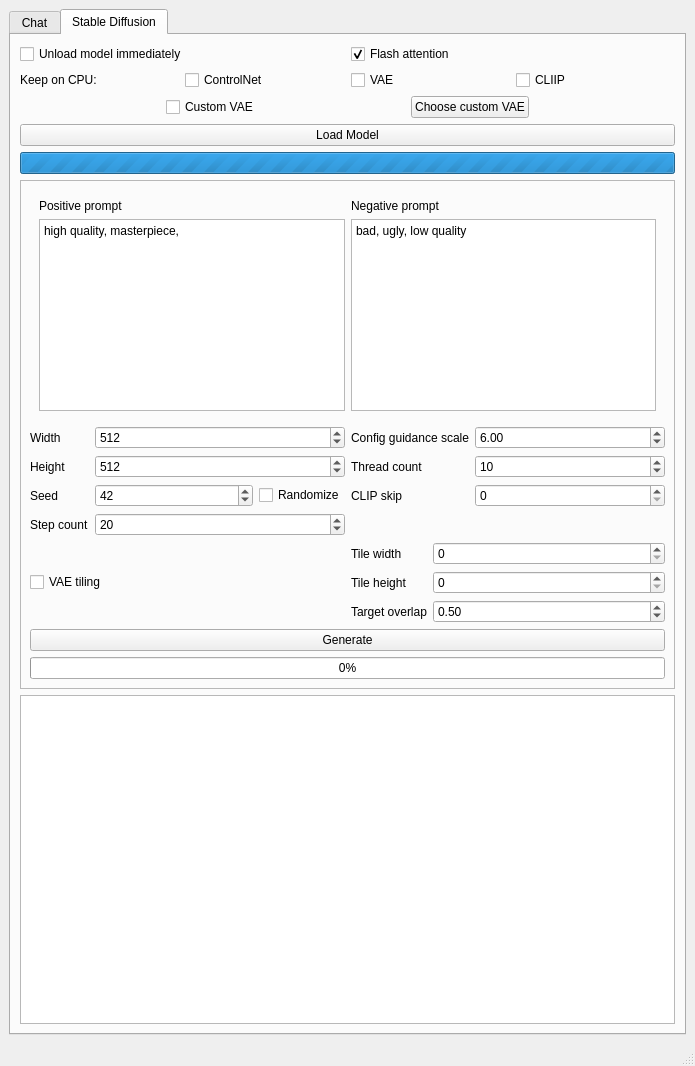
Above: AIOneQTWidgets/mainwindow.ui from Iemand005/Singularity before the change. Below: the same form after it.
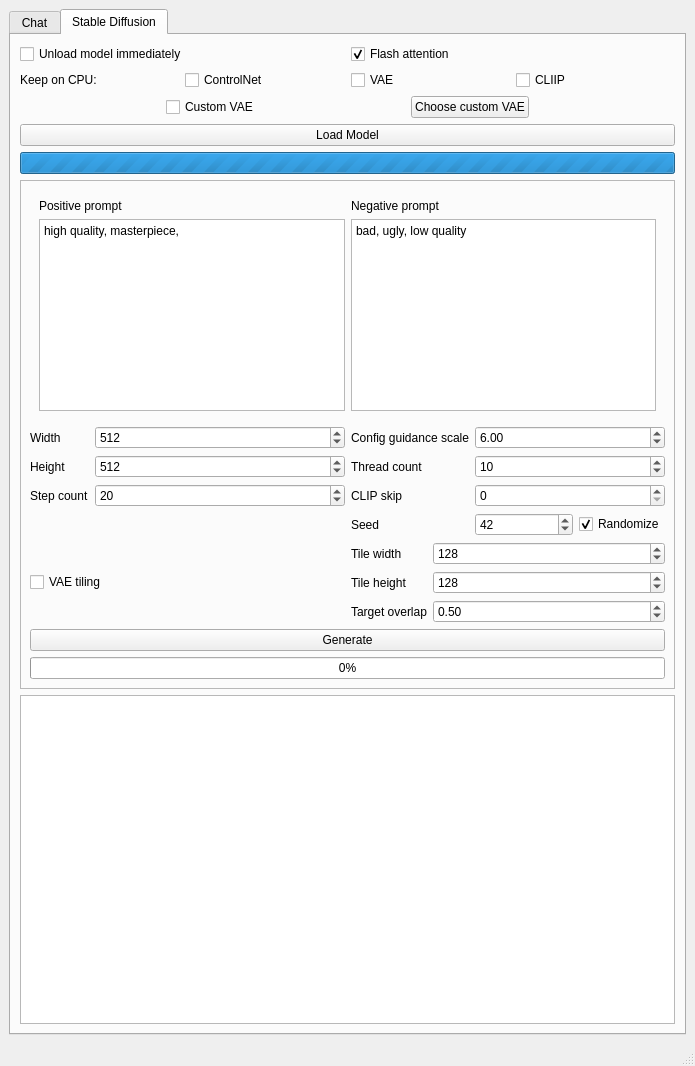
That is the form after the change. The open tabs and pages were chosen to show the change. Custom widgets are drawn as their Qt base class.

The edit to the form file:
```diff
--- a/AIOneQTWidgets/mainwindow.ui
+++ b/AIOneQTWidgets/mainwindow.ui
@@ -515,53 +515,19 @@
                 </widget>
                </item>
                <item row="2" column="1">
-                <layout class="QHBoxLayout" name="seedLayout">
-                 <item>
-                  <widget class="QSpinBox" name="seedInput">
-                   <property name="maximum">
-                    <number>1000000218</number>
-                   </property>
-                   <property name="value">
-                    <number>42</number>
-                   </property>
-                  </widget>
-                 </item>
-                 <item>
-                  <widget class="QCheckBox" name="randomizeSeedBox">
-                   <property name="sizePolicy">
-                    <sizepolicy hsizetype="Maximum" vsizetype="Fixed">
-                     <horstretch>0</horstretch>
-                     <verstretch>0</verstretch>
-                    </sizepolicy>
-                   </property>
-                   <property name="text">
-                    <string>Randomize</string>
-                   </property>
-                  </widget>
-                 </item>
-                </layout>
-               </item>
-               <item row="2" column="0">
-                <widget class="QLabel" name="seedLabel">
-                 <property name="text">
-                  <string>Seed</string>
-                 </property>
-                </widget>
-               </item>
-               <item row="3" column="0">
-                <widget class="QLabel" name="stepCountLabel">
-                 <property name="text">
-                  <string>Step count</string>
-                 </property>
-                </widget>
-               </item>
-               <item row="3" column="1">
                 <widget class="QSpinBox" name="stepCountInput">
                  <property name="value">
                   <number>20</number>
                  </property>
                 </widget>
                </item>
+               <item row="2" column="0">
+                <widget class="QLabel" name="stepCountLabel">
+                 <property name="text">
+                  <string>Step count</string>
+                 </property>
+                </widget>
+               </item>
               </layout>
              </item>
              <item>
@@ -607,6 +573,43 @@
                <item row="2" column="1">
                 <widget class="QSpinBox" name="clipSkipInput"/>
                </item>
+               <item row="3" column="0">
+                <widget class="QLabel" name="seedLabel">
+                 <property name="text">
+                  <string>Seed</string>
+                 </property>
+                </widget>
+               </item>
+               <item row="3" column="1">
+                <layout class="QHBoxLayout" name="seedLayout">
+                 <item>
+                  <widget class="QSpinBox" name="seedInput">
+                   <property name="maximum">
+                    <number>1000000218</number>
+                   </property>
+                   <property name="value">
+                    <number>42</number>
+                   </property>
+                  </widget>
+                 </item>
+                 <item>
+                  <widget class="QCheckBox" name="randomizeSeedBox">
+                   <property name="sizePolicy">
+                    <sizepolicy hsizetype="Maximum" vsizetype="Fixed">
+                     <horstretch>0</horstretch>
+                     <verstretch>0</verstretch>
+                    </sizepolicy>
+                   </property>
+                   <property name="text">
+                    <string>Randomize</string>
+                   </property>
+                   <property name="checked">
+                    <bool>true</bool>
+                   </property>
+                  </widget>
+                 </item>
+                </layout>
+               </item>
               </layout>
              </item>
             </layout>
@@ -657,10 +660,24 @@
                 </widget>
                </item>
                <item row="0" column="1">
-                <widget class="QSpinBox" name="tilingWidthInput"/>
+                <widget class="QSpinBox" name="tilingWidthInput">
+                 <property name="maximum">
+                  <number>1024</number>
+                 </property>
+                 <property name="value">
+                  <number>128</number>
+                 </property>
+                </widget>
                </item>
                <item row="1" column="1">
-                <widget class="QSpinBox" name="tilingHeightInput"/>
+                <widget class="QSpinBox" name="tilingHeightInput">
+                 <property name="maximum">
+                  <number>1024</number>
+                 </property>
+                 <property name="value">
+                  <number>128</number>
+                 </property>
+                </widget>
                </item>
               </layout>
              </item>
```
Left out of the diff: 8 changed lines with no effect on the pictures.
